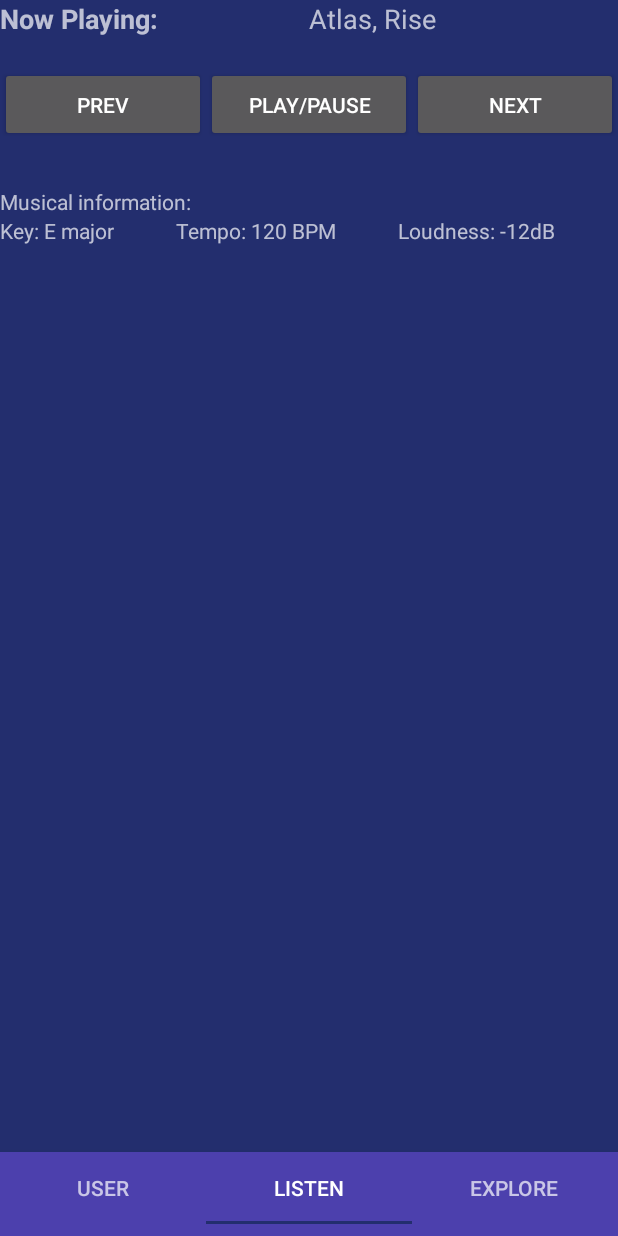
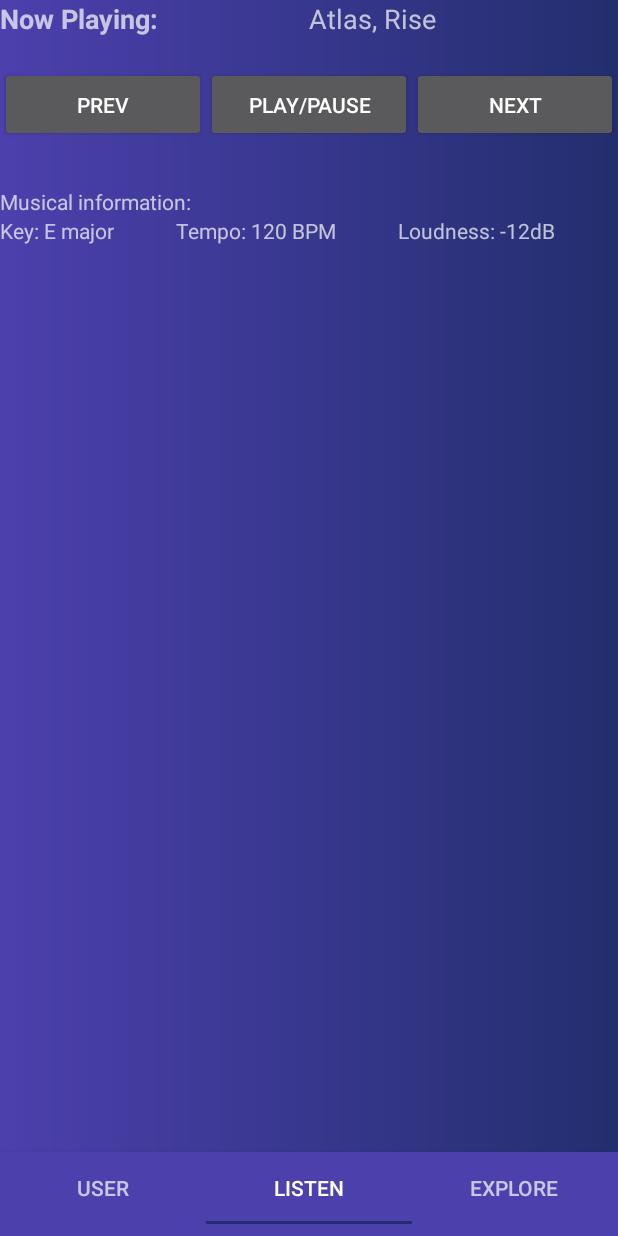
Before and after one commit to laakko/Jugify, an Android app: the screen it shows after launch (MainActivity), on a phone screen of 412 x 824 dp. Run offline under Robolectric (Android 15) with nearby library versions, the phone set to English and light mode, and no system bars; libraries missing offline, so code that uses them is left out: com.nostra13.universalimageloader, com.spotify.android, com.spotify.protocol, kaaes.spotify.webapi, retrofit.client and 1 more; Roboto replaces fonts that are not available here; 3 statements that could not run were skipped.

Commit message:
Added gradient colors

```diff
--- a/app/src/main/java/com/jukka/jugify/MainActivity.java
+++ b/app/src/main/java/com/jukka/jugify/MainActivity.java
@@ -161,7 +161,6 @@
             public void onEvent(PlayerState playerState) {
                 final Track track = playerState.track;
                 if (track != null) {
-                    Log.d("MainActivity", track.name + " by " + track.artist.name);
                     trackName = track.name + " by " + track.artist.name;
                 }
             }
--- /dev/null
+++ b/app/src/main/res/drawable/gradient.xml
@@ -0,0 +1,8 @@
+<?xml version="1.0" encoding="utf-8"?>
+<shape xmlns:android="http://schemas.android.com/apk/res/android"
+    android:shape="rectangle">
+    <gradient
+        android:startColor="#4C40AD"
+        android:endColor="#232E6E"
+        />
+</shape>
--- a/app/src/main/res/layout/activity_main.xml
+++ b/app/src/main/res/layout/activity_main.xml
@@ -31,7 +31,7 @@
     <android.support.v4.view.ViewPager
         android:id="@+id/pager"
         android:layout_width="match_parent"
-        android:background="@color/colorPrimaryDark"
+        android:background="@drawable/gradient"
         android:layout_height="0dp"
         android:layout_weight="1"/>
 
```
